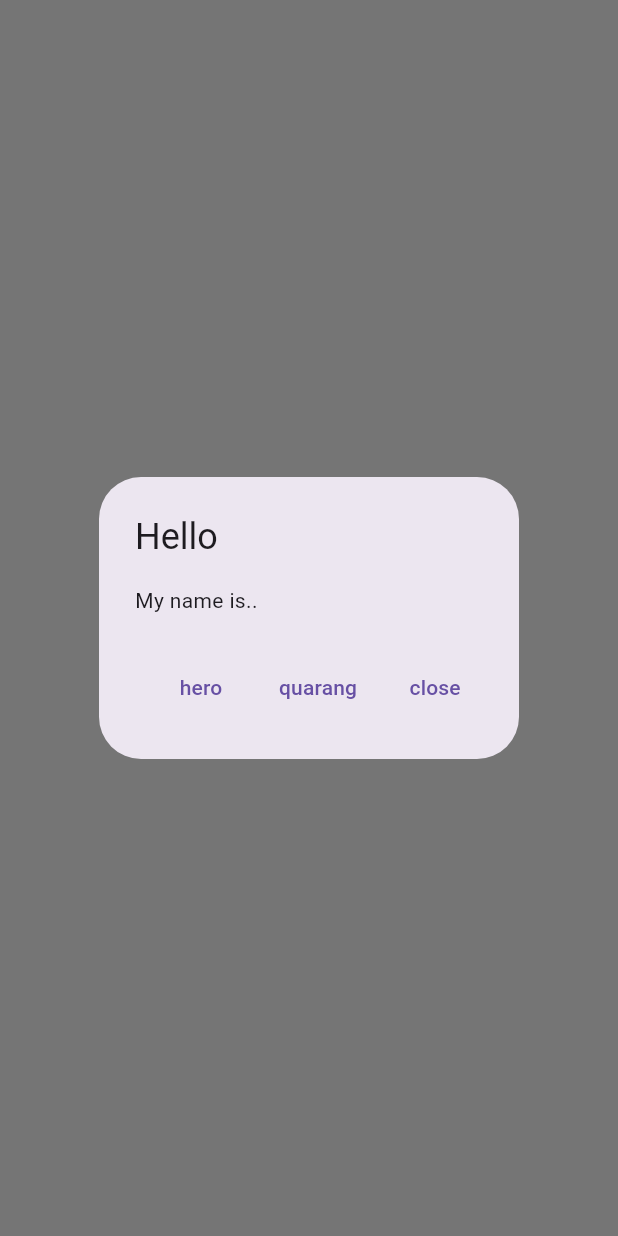
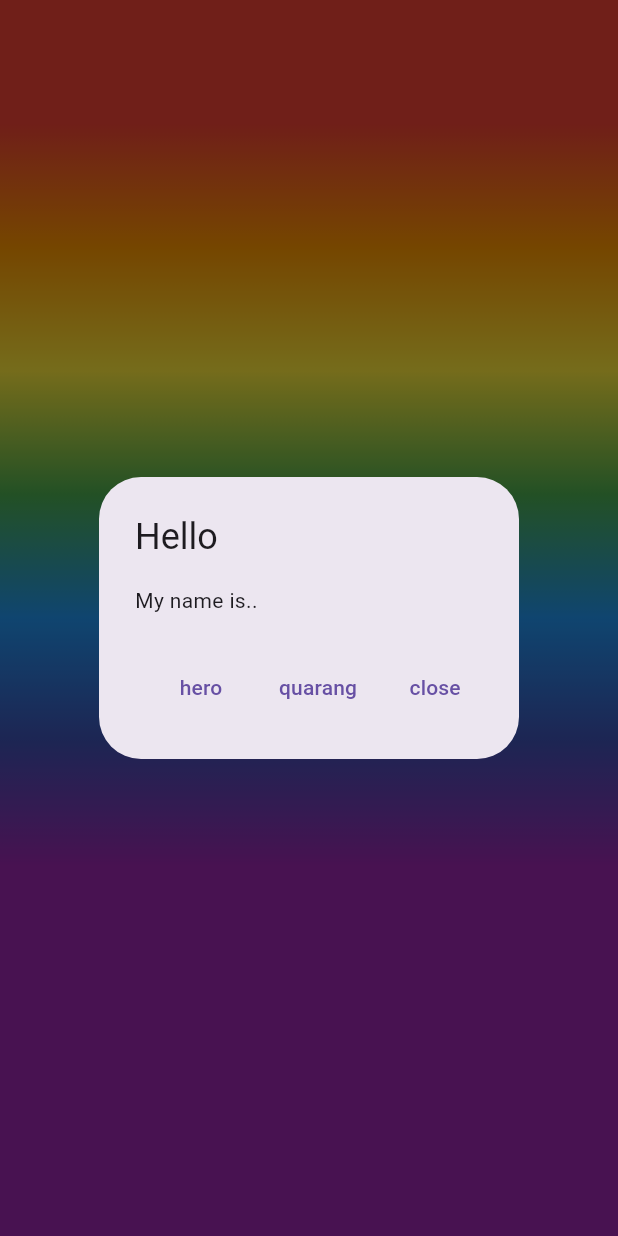
Before and after one commit to QuaRang1225/enhancement-flutter, a Flutter app: the screen it shows after launch, after a tap on "touch", on a phone screen of 412 x 824 dp. Run offline on Flutter 3.47's test engine with Material 3 defaults, Android fonts, the phone set to English and light mode, and no system bars.

Commit message:
- 배경 그라이데이션 적용

```diff
--- a/lib/Alert.dart
+++ b/lib/Alert.dart
@@ -1,11 +1,30 @@
 import 'package:flutter/material.dart';
 
 class Alert extends StatelessWidget {
-  const Alert({super.key});
+  List<Color> colors = [
+    Colors.red,
+    Colors.orange,
+    Colors.yellow,
+    Colors.green,
+    Colors.blue,
+    Colors.indigo,
+    Colors.purple,
+  ];
 
   @override
   Widget build(BuildContext context) {
-    return Center(
+    return Container(
+      width: MediaQuery.of(context).size.width,
+      height: MediaQuery.of(context).size.height,
+      decoration: BoxDecoration(
+        gradient: LinearGradient(
+          colors: colors,
+          begin: Alignment.topCenter,
+          end: Alignment.bottomCenter,
+          stops: [0.1,0.2,0.3,0.4,0.5,0.6,0.7]
+        ),
+      ),
+      child: Center(
         child: TextButton(
           onPressed: () {
             showDialog(
@@ -21,6 +40,7 @@ class Alert extends StatelessWidget {
               fontSize: 20,
               fontWeight: FontWeight.bold,
               color: Colors.black
+            ),
           ),
         ),
       ),
```
Lines whose indentation alone changed are shown as unchanged.
